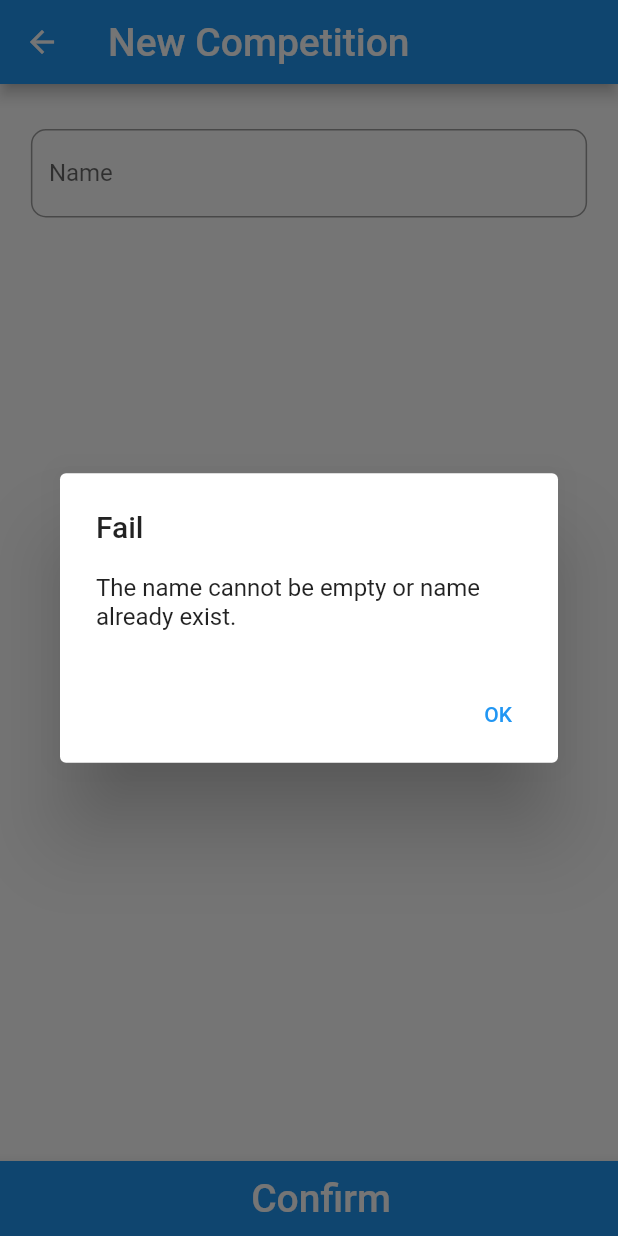
After one commit to pzavros/Inspire-MobileApp, a Flutter app: the AddCompetition screen opened directly, after a tap on "Confirm", on a phone screen of 412 x 824 dp. The commit adds this screen. Run offline on Flutter 3.47's test engine with Material 2 defaults, Android fonts, the phone set to English and light mode, and no system bars; our stand-ins replace firebase_core, firebase_database, shared_preferences; accounts and stored records are empty.

Commit message:
questions
add and retrieve questions changes

```diff
--- /dev/null
+++ b/lib/add_competition_view.dart
@@ -0,0 +1,131 @@
+import 'package:firebase_database/firebase_database.dart';
+import 'package:flutter/material.dart';
+
+class AddCompetition extends StatefulWidget {
+  const AddCompetition({Key? key}) : super(key: key);
+
+  @override
+  State<AddCompetition> createState() => _AddCompetitionState();
+}
+
+class _AddCompetitionState extends State<AddCompetition> {
+  // get instance from firebase
+  Query db = FirebaseDatabase.instance.ref().child('Competitions');
+  late DatabaseReference dbRef;
+  // default pop up message
+  late String popupTitle = "Fail";
+  late String popupMsg = "The name cannot be empty or name already exist.";
+  // variable for competition name
+  final nameController = TextEditingController();
+
+  @override
+  void initState() {
+    dbRef = FirebaseDatabase.instance.ref("Competitions");
+    super.initState();
+  }
+
+  @override
+  void dispose() {
+    super.dispose();
+  }
+
+  @override
+  Widget build(BuildContext context) {
+    return GestureDetector(
+        onTap: () => FocusManager.instance.primaryFocus?.unfocus(),
+        child: Scaffold(
+          backgroundColor: Colors.white,
+          appBar: AppBar(
+              title: const Text(
+            "New Competition",
+            style: TextStyle(
+              fontSize: 26,
+            ),
+          )),
+          body: Column(
+            children: <Widget>[
+              Container(
+                alignment: AlignmentDirectional.topCenter,
+                child: FractionallySizedBox(
+                  widthFactor: 0.9,
+                  child: Column(
+                    children: [
+                      const SizedBox(
+                        height: 30,
+                      ),
+                      TextFormField(
+                        controller: nameController,
+                        decoration: InputDecoration(
+                          border: OutlineInputBorder(
+                            borderRadius: BorderRadius.circular(10.0),
+                          ),
+                          labelText: 'Name',
+                        ),
+                      ),
+                      const SizedBox(
+                        height: 30,
+                      ),
+                      const SizedBox(
+                        height: 20,
+                      ),
+                    ],
+                  ),
+                ),
+              ),
+            ],
+          ),
+          bottomNavigationBar: BottomAppBar(
+            notchMargin: 5,
+            shape: const CircularNotchedRectangle(),
+            color: Colors.blue,
+            child: Container(
+                height: 50,
+                margin:const EdgeInsets.fromLTRB(16, 0, 0, 0),
+                alignment: AlignmentDirectional.centerStart,
+                child: MaterialButton(
+                  onPressed: () async {
+                    // competition name
+                    if (nameController.text.isNotEmpty) {
+                      //TODO when name not empty, we also needs to check if name already exist in the database
+                      popupTitle = "Success";
+                      popupMsg = "New data has been added to the database.";
+                      Map<String, dynamic> competition = {
+                        'name': nameController.text,
+                      };
+                      dbRef.push().set(competition);
+                    }
+                    await showDialog(
+                        context: context,
+                        builder: (BuildContext context) {
+                          return AlertDialog(
+                            title: Text(popupTitle),
+                            content: Text(popupMsg),
+                            actions: [
+                              TextButton(
+                                child: const Text('OK'),
+                                onPressed: () {
+                                  if (popupTitle == "Success") {
+                                    FocusManager.instance.primaryFocus?.unfocus();
+                                    Navigator.pop(context);
+                                    Navigator.pop(context);
+                                  } else {
+                                    FocusManager.instance.primaryFocus?.unfocus();
+                                    Navigator.pop(context);
+                                  }
+                                },
+                              )
+                            ],
+                          );
+                        },);
+                  },
+                  child: const Center(
+                    child: Text(
+                      'Confirm',
+                      style: TextStyle(color: Colors.white, fontSize: 26),
+                    ),
+                  ),
+                )),
+          ),
+        ),);
+  }
+}
--- a/lib/admin_view.dart
+++ b/lib/admin_view.dart
@@ -4,7 +4,7 @@ import 'package:firebase_database/firebase_database.dart';
 import 'package:firebase_database/ui/firebase_animated_list.dart';
 import 'package:flutter/material.dart';
 import 'add_question_view.dart';
-import 'create_view.dart';
+import 'add_competition_view.dart';
 
 class AdminView extends StatefulWidget {
  // final String competitionId;
@@ -38,9 +38,10 @@ class _AdminViewState extends State<AdminView> {
           ),
             onTap: (){
               //add question to the selected competition
+              // print(competition['questions']);
               Navigator.push(context,
                   MaterialPageRoute(builder: (context) {
-                    return AddQuestion(competitionId: competition['key']); // pass the selected competition key
+                    return AddQuestion(competitionId: competition['key'], currntIndex:competition['index'],); // pass the selected competition key
                   }));
             },
             onLongPress: (){
@@ -81,7 +82,7 @@ class _AdminViewState extends State<AdminView> {
             onPressed: (){
               Navigator.push(context,
                   MaterialPageRoute(builder: (context) {
-                    return const CreateView();
+                    return const AddCompetition();
                   }));
             },
           ),
--- a/lib/class/question_obj.dart
+++ b/lib/class/question_obj.dart
@@ -1,8 +1,8 @@
-class QuestionList {
-  List<Question> question;
-
-  QuestionList({required this.question});
-}
+// class QuestionList {
+//   List<Question> question;
+//
+//   QuestionList({required this.question});
+// }
 
 
 class Question {
@@ -15,16 +15,16 @@ class Question {
     return Question(
         question: parsedJson['question'],
         answer : parsedJson['answer'],
-        timer : parsedJson ['answer']
+        timer : parsedJson ['timer']
     );
   }
 
-  // Map toJson()=>{
-  //   'question':question,
-  //   'answer':answer,
-  //   'timer':timer,
-  // };
-  //
+  Map toJson()=>{
+    'question':question,
+    'answer':answer,
+    'timer':timer,
+  };
+
   // @override
   // String toString() {
   //   return '{question: $question, answer: $answer, time:$timer}';
```
Also changed, not shown: lib/add_question_view.dart (+62 -36 lines), lib/create_view.dart (deleted, +0 -235 lines), lib/modify_view.dart (renamed from lib/question_view.dart).
